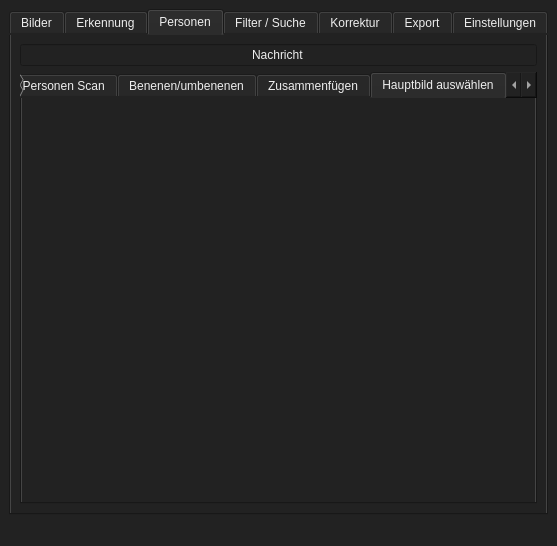
Old version of the form QT-Ui/Main.ui in the repository Beginner2026-de/FaceSort.
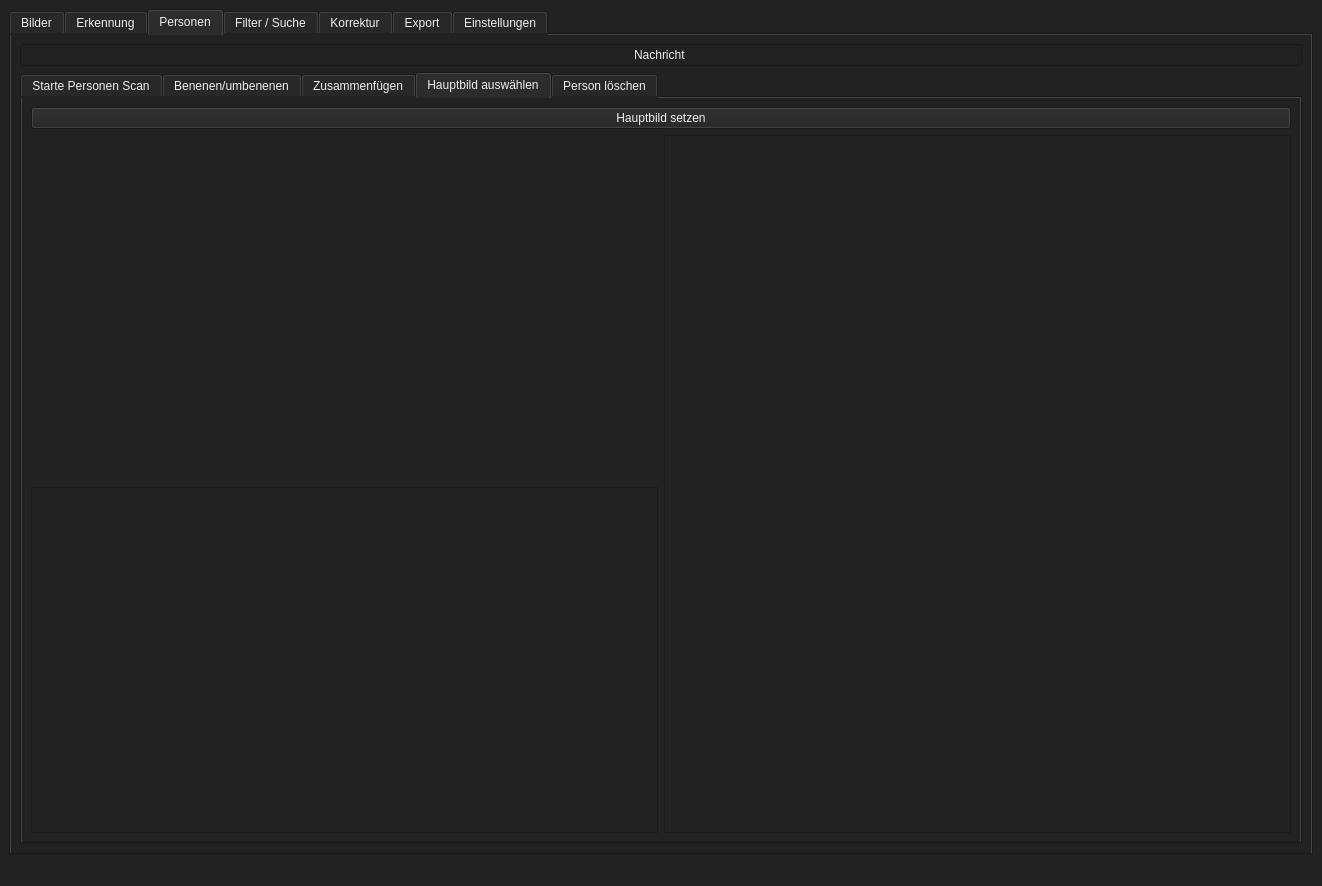
New version of the form. The open tabs and pages were chosen to show the change.

What changed in the file:
```diff
--- a/QT-Ui/Main.ui
+++ b/QT-Ui/Main.ui
@@ -6,8 +6,8 @@
    <rect>
     <x>0</x>
     <y>0</y>
-    <width>557</width>
-    <height>546</height>
+    <width>1322</width>
+    <height>886</height>
    </rect>
   </property>
   <property name="sizePolicy">
@@ -29,8 +29,8 @@
      <verstretch>0</verstretch>
     </sizepolicy>
    </property>
-   <layout class="QVBoxLayout" name="verticalLayout_6">
-    <item>
+   <layout class="QGridLayout" name="gridLayout_3">
+    <item row="0" column="0">
      <widget class="QTabWidget" name="tabWidget">
       <property name="sizePolicy">
        <sizepolicy hsizetype="Expanding" vsizetype="Expanding">
@@ -389,6 +389,31 @@
            <attribute name="title">
             <string>Hauptbild auswählen</string>
            </attribute>
+           <layout class="QGridLayout" name="gridLayout_4">
+            <item row="1" column="0">
+             <widget class="QWidget" name="hauptbild_alle_namen" native="true">
+              <property name="sizePolicy">
+               <sizepolicy hsizetype="Expanding" vsizetype="Expanding">
+                <horstretch>0</horstretch>
+                <verstretch>0</verstretch>
+               </sizepolicy>
+              </property>
+             </widget>
+            </item>
+            <item row="2" column="0">
+             <widget class="QListWidget" name="hauptbild_hauptbild_der_person"/>
+            </item>
+            <item row="0" column="0" colspan="2">
+             <widget class="QPushButton" name="hauptbild_setzen">
+              <property name="text">
+               <string>Hauptbild setzen</string>
+              </property>
+             </widget>
+            </item>
+            <item row="1" column="1" rowspan="2">
+             <widget class="QListWidget" name="hauptbild_alle_bilder_der_person"/>
+            </item>
+           </layout>
           </widget>
           <widget class="QWidget" name="e_person_loeschen">
            <attribute name="title">
```
Left out of the diff: 4 changed lines with no effect on the pictures.
